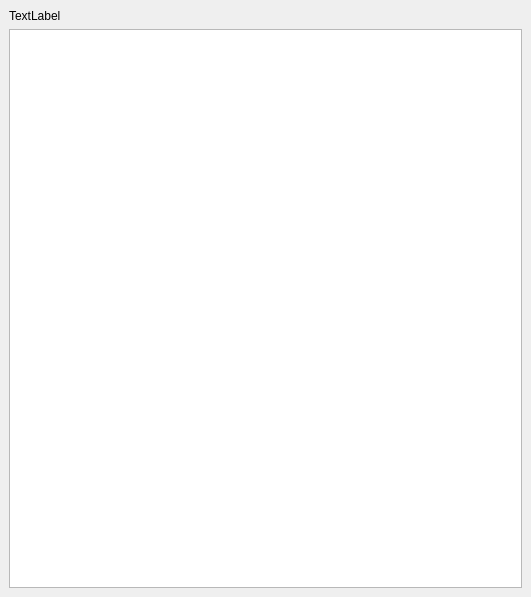
First picture: the form in Tools/EditorPluginScene/Panels/LogPanel/LogPanelWidget.ui, repository ezEngine/ezEngine, before the edit.
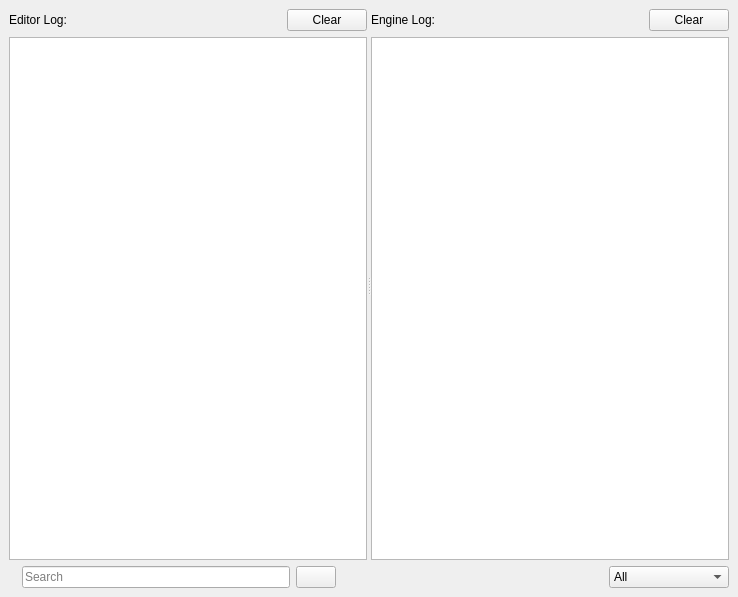
Second picture: the form after the edit. Icons and pictures are not drawn.

The edit to the form file:
```diff
--- a/Tools/EditorPluginScene/Panels/LogPanel/LogPanelWidget.ui
+++ b/Tools/EditorPluginScene/Panels/LogPanel/LogPanelWidget.ui
@@ -6,7 +6,7 @@
    <rect>
     <x>0</x>
     <y>0</y>
-    <width>531</width>
+    <width>738</width>
     <height>597</height>
    </rect>
   </property>
@@ -14,16 +14,227 @@
    <string>DockWidget</string>
   </property>
   <widget class="QWidget" name="dockWidgetContents">
-   <layout class="QVBoxLayout" name="verticalLayout">
+   <layout class="QVBoxLayout" name="verticalLayout_3">
     <item>
-     <widget class="QLabel" name="label">
-      <property name="text">
-       <string>TextLabel</string>
+     <widget class="QSplitter" name="splitter">
+      <property name="sizePolicy">
+       <sizepolicy hsizetype="Expanding" vsizetype="Expanding">
+        <horstretch>0</horstretch>
+        <verstretch>0</verstretch>
+       </sizepolicy>
       </property>
+      <property name="orientation">
+       <enum>Qt::Horizontal</enum>
+      </property>
+      <widget class="QWidget" name="layoutWidget">
+       <layout class="QVBoxLayout" name="verticalLayout">
+        <item>
+         <layout class="QHBoxLayout" name="horizontalLayout">
+          <item>
+           <widget class="QLabel" name="EditorLog">
+            <property name="text">
+             <string>Editor Log:</string>
+            </property>
+           </widget>
+          </item>
+          <item>
+           <spacer name="horizontalSpacer">
+            <property name="orientation">
+             <enum>Qt::Horizontal</enum>
+            </property>
+            <property name="sizeHint" stdset="0">
+             <size>
+              <width>40</width>
+              <height>20</height>
+             </size>
+            </property>
+           </spacer>
+          </item>
+          <item>
+           <widget class="QPushButton" name="ButtonClearEditorLog">
+            <property name="text">
+             <string>Clear</string>
+            </property>
+            <property name="icon">
+             <iconset resource="../../../../Code/Tools/GuiFoundation/QtResources/resources.qrc">
+              <normaloff>:/GuiFoundation/Icons/Delete16.png</normaloff>:/GuiFoundation/Icons/Delete16.png</iconset>
+            </property>
+           </widget>
+          </item>
+         </layout>
+        </item>
+        <item>
+         <widget class="QListView" name="ListViewEditorLog">
+          <property name="editTriggers">
+           <set>QAbstractItemView::NoEditTriggers</set>
+          </property>
+          <property name="showDropIndicator" stdset="0">
+           <bool>true</bool>
+          </property>
+          <property name="alternatingRowColors">
+           <bool>true</bool>
+          </property>
+          <property name="selectionMode">
+           <enum>QAbstractItemView::SingleSelection</enum>
+          </property>
+          <property name="selectionBehavior">
+           <enum>QAbstractItemView::SelectRows</enum>
+          </property>
+          <property name="uniformItemSizes">
+           <bool>true</bool>
+          </property>
+         </widget>
+        </item>
+       </layout>
+      </widget>
+      <widget class="QWidget" name="layoutWidget">
+       <layout class="QVBoxLayout" name="verticalLayout_2">
+        <item>
+         <layout class="QHBoxLayout" name="horizontalLayout_2">
+          <item>
+           <widget class="QLabel" name="EditorLog_2">
+            <property name="text">
+             <string>Engine Log:</string>
+            </property>
+           </widget>
+          </item>
+          <item>
+           <spacer name="horizontalSpacer_2">
+            <property name="orientation">
+             <enum>Qt::Horizontal</enum>
+            </property>
+            <property name="sizeHint" stdset="0">
+             <size>
+              <width>40</width>
+              <height>20</height>
+             </size>
+            </property>
+           </spacer>
+          </item>
+          <item>
+           <widget class="QPushButton" name="ButtonClearEngineLog">
+            <property name="text">
+             <string>Clear</string>
+            </property>
+            <property name="icon">
+             <iconset resource="../../../../Code/Tools/GuiFoundation/QtResources/resources.qrc">
+              <normaloff>:/GuiFoundation/Icons/Delete16.png</normaloff>:/GuiFoundation/Icons/Delete16.png</iconset>
+            </property>
+           </widget>
+          </item>
+         </layout>
+        </item>
+        <item>
+         <widget class="QListView" name="ListViewEngineLog">
+          <property name="editTriggers">
+           <set>QAbstractItemView::NoEditTriggers</set>
+          </property>
+          <property name="alternatingRowColors">
+           <bool>true</bool>
+          </property>
+          <property name="selectionMode">
+           <enum>QAbstractItemView::SingleSelection</enum>
+          </property>
+          <property name="selectionBehavior">
+           <enum>QAbstractItemView::SelectRows</enum>
+          </property>
+          <property name="uniformItemSizes">
+           <bool>true</bool>
+          </property>
+         </widget>
+        </item>
+       </layout>
+      </widget>
      </widget>
     </item>
     <item>
-     <widget class="QListWidget" name="MsgList"/>
+     <layout class="QHBoxLayout" name="horizontalLayout_3">
+      <item>
+       <widget class="QLabel" name="label">
+        <property name="text">
+         <string/>
+        </property>
+        <property name="pixmap">
+         <pixmap resource="../../../../Code/Tools/GuiFoundation/QtResources/resources.qrc">:/GuiFoundation/Icons/Search16.png</pixmap>
+        </property>
+       </widget>
+      </item>
+      <item>
+       <widget class="QLineEdit" name="LineSearch">
+        <property name="placeholderText">
+         <string>Search</string>
+        </property>
+       </widget>
+      </item>
+      <item>
+       <widget class="QPushButton" name="ButtonClearSearch">
+        <property name="text">
+         <string/>
+        </property>
+        <property name="icon">
+         <iconset resource="../../../../Code/Tools/GuiFoundation/QtResources/resources.qrc">
+          <normaloff>:/GuiFoundation/Icons/Delete16.png</normaloff>:/GuiFoundation/Icons/Delete16.png</iconset>
+        </property>
+       </widget>
+      </item>
+      <item>
+       <spacer name="horizontalSpacer_3">
+        <property name="orientation">
+         <enum>Qt::Horizontal</enum>
+        </property>
+        <property name="sizeHint" stdset="0">
+         <size>
+          <width>40</width>
+          <height>20</height>
+         </size>
+        </property>
+       </spacer>
+      </item>
+      <item>
+       <widget class="QComboBox" name="ComboFilter">
+        <item>
+         <property name="text">
+          <string>All</string>
+         </property>
+        </item>
+        <item>
+         <property name="text">
+          <string>Debug</string>
+         </property>
+        </item>
+        <item>
+         <property name="text">
+          <string>Dev</string>
+         </property>
+        </item>
+        <item>
+         <property name="text">
+          <string>Info</string>
+         </property>
+        </item>
+        <item>
+         <property name="text">
+          <string>Success</string>
+         </property>
+        </item>
+        <item>
+         <property name="text">
+          <string>Warning</string>
+         </property>
+        </item>
+        <item>
+         <property name="text">
+          <string>Serious Warning</string>
+         </property>
+        </item>
+        <item>
+         <property name="text">
+          <string>Error</string>
+         </property>
+        </item>
+       </widget>
+      </item>
+     </layout>
     </item>
    </layout>
   </widget>
```
Left out of the diff: 6 changed lines with no effect on the pictures.
